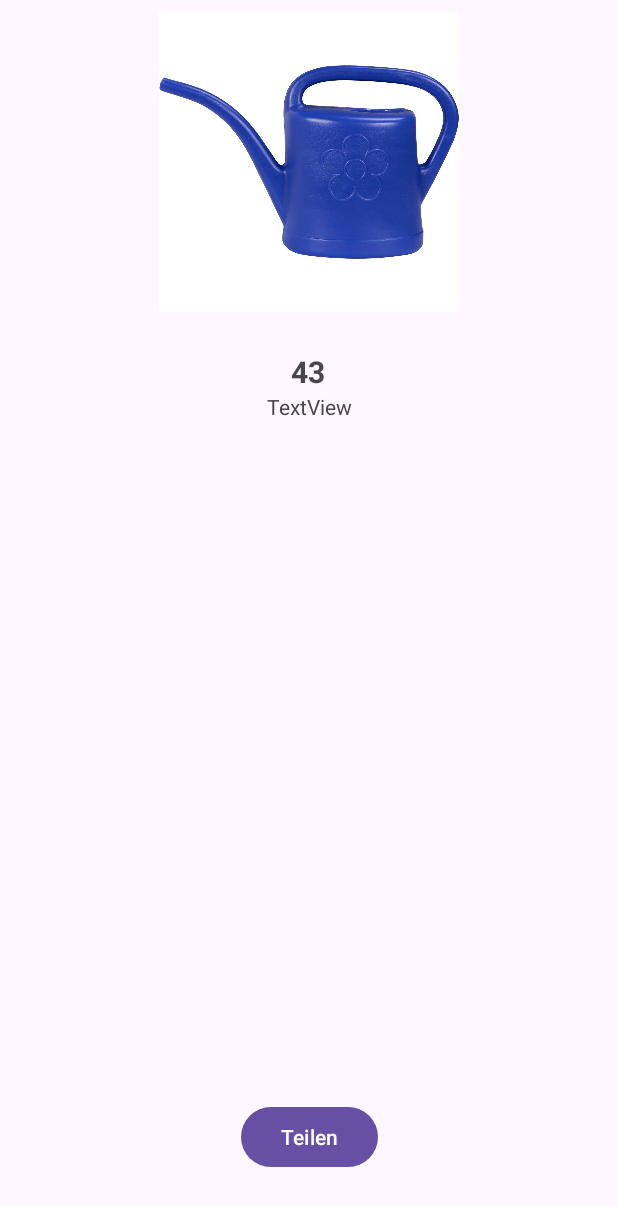
After one commit to ChromeSD22159/android-playground, an Android app: the ArticleDetailActivity screen opened directly, with no data from a screen before it, on a phone screen of 412 x 824 dp. The commit adds this screen. Shown: the top 1206 px of the screen. Run offline under Robolectric (Android 15) with nearby library versions, the light colour scheme and no system bars.

Commit message:
update adapter and mainActivity accordingly.

```diff
--- a/app/src/main/AndroidManifest.xml
+++ b/app/src/main/AndroidManifest.xml
@@ -10,8 +10,10 @@
         android:label="@string/app_name"
         android:roundIcon="@mipmap/ic_launcher_round"
         android:supportsRtl="true"
-        android:theme="@style/Theme.Playground"
-        >
+        android:theme="@style/Theme.Playground">
+        <activity
+            android:name=".ArticleDetailActivity"
+            android:exported="false" />
         <activity
             android:name=".MainActivity"
             android:exported="true">
--- /dev/null
+++ b/app/src/main/java/syntax/com/playground/ArticleDetailActivity.kt
@@ -0,0 +1,36 @@
+package syntax.com.playground
+
+import android.content.Intent
+import androidx.appcompat.app.AppCompatActivity
+import android.os.Bundle
+import syntax.com.playground.databinding.ActivityArticleDetailBinding
+
+class ArticleDetailActivity : AppCompatActivity() {
+
+    lateinit var binding: ActivityArticleDetailBinding
+    override fun onCreate(savedInstanceState: Bundle?) {
+        super.onCreate(savedInstanceState)
+        binding = ActivityArticleDetailBinding.inflate(layoutInflater)
+        setContentView(binding.root)
+
+        val position = intent.extras?.getInt(POSITION)
+        val imageRef = intent.extras?.getInt(IMAGEREF)
+        val description = intent.extras?.getString(DESCRIPTION)
+
+        if (position != null && imageRef != null && description != null) {
+            binding.tvPosition.text = position.toString()
+            binding.imageView.setImageResource(imageRef)
+            binding.tvDetail.text = description
+
+            binding.btShare.setOnClickListener {
+                val intent = Intent(Intent.ACTION_SEND)
+                intent.putExtra(Intent.EXTRA_TEXT, "Hallo ich möchte gerne X mit dir teilen.")
+
+                intent.type = "text/plain"
+
+                val shareChooser = Intent.createChooser(intent, position.toString())
+                startActivity(shareChooser)
+            }
+        }
+    }
+}
--- /dev/null
+++ b/app/src/main/res/layout/activity_article_detail.xml
@@ -0,0 +1,57 @@
+<?xml version="1.0" encoding="utf-8"?>
+<androidx.constraintlayout.widget.ConstraintLayout xmlns:android="http://schemas.android.com/apk/res/android"
+    xmlns:app="http://schemas.android.com/apk/res-auto"
+    xmlns:tools="http://schemas.android.com/tools"
+    android:layout_width="match_parent"
+    android:layout_height="match_parent"
+    tools:context=".ArticleDetailActivity">
+
+    <ImageView
+        android:id="@+id/imageView"
+        android:layout_width="match_parent"
+        android:layout_height="200dp"
+        android:layout_marginStart="8dp"
+        android:layout_marginTop="8dp"
+        android:layout_marginEnd="8dp"
+        android:src="@drawable/can1"
+        app:layout_constraintEnd_toEndOf="parent"
+        app:layout_constraintHorizontal_bias="0.5"
+        app:layout_constraintStart_toStartOf="parent"
+        app:layout_constraintTop_toTopOf="parent" />
+
+    <TextView
+        android:id="@+id/tv_position"
+        android:layout_width="wrap_content"
+        android:layout_height="wrap_content"
+        android:layout_marginStart="176dp"
+        android:layout_marginTop="26dp"
+        android:layout_marginEnd="177dp"
+        android:text="43"
+        android:textAlignment="center"
+        android:textSize="20sp"
+        android:textStyle="bold"
+        app:layout_constraintEnd_toEndOf="parent"
+        app:layout_constraintStart_toStartOf="parent"
+        app:layout_constraintTop_toBottomOf="@+id/imageView" />
+
+    <TextView
+        android:id="@+id/tv_detail"
+        android:layout_width="wrap_content"
+        android:layout_height="wrap_content"
+        android:layout_marginStart="24dp"
+        android:layout_marginEnd="24dp"
+        android:text="TextView"
+        app:layout_constraintEnd_toEndOf="parent"
+        app:layout_constraintStart_toStartOf="parent"
+        app:layout_constraintTop_toBottomOf="@+id/tv_position" />
+
+    <Button
+        android:id="@+id/bt_share"
+        android:layout_width="91dp"
+        android:layout_height="wrap_content"
+        android:layout_marginBottom="42dp"
+        android:text="@string/teilen"
+        app:layout_constraintBottom_toBottomOf="parent"
+        app:layout_constraintEnd_toEndOf="parent"
+        app:layout_constraintStart_toStartOf="parent" />
+</androidx.constraintlayout.widget.ConstraintLayout>
--- a/app/src/main/res/values/strings.xml
+++ b/app/src/main/res/values/strings.xml
@@ -1,3 +1,4 @@
 <resources>
     <string name="app_name">playground</string>
+    <string name="teilen">Teilen</string>
 </resources>
```
Also changed, not shown: app/src/main/java/syntax/com/playground/ArticleAdapter.kt (+22 -0 lines).
